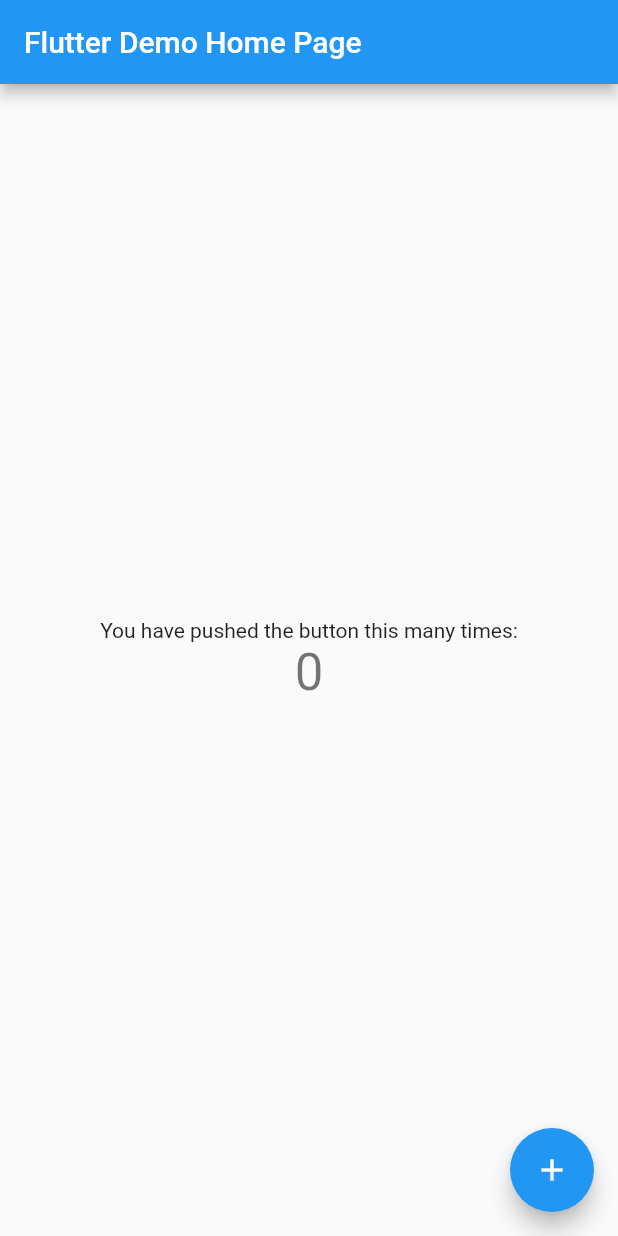
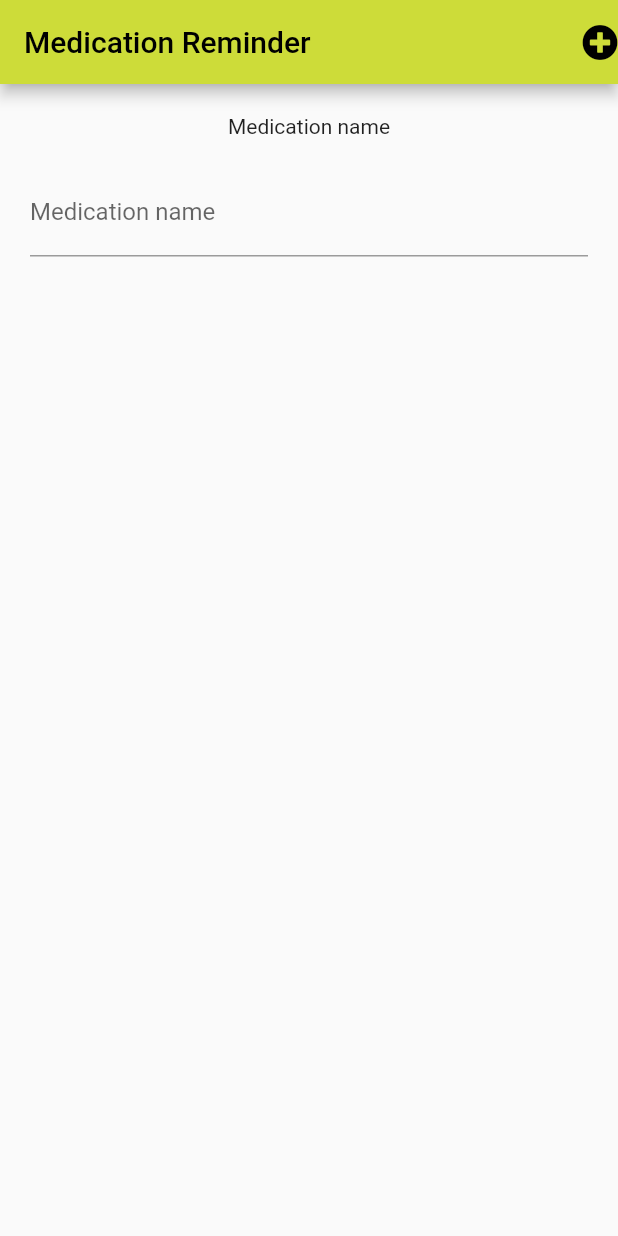
Before and after one commit to richprince23/test_iso, a Flutter app: the screen it shows after launch, on a phone screen of 412 x 824 dp. Run offline on Flutter 3.47's test engine with Material 2 defaults, Android fonts, the phone set to English and light mode, and no system bars; our stand-ins replace font_awesome_flutter.

Commit message:
added Fa and provider

```diff
--- /dev/null
+++ b/lib/home.dart
@@ -0,0 +1,48 @@
+import 'package:flutter/material.dart';
+import 'package:font_awesome_flutter/font_awesome_flutter.dart';
+import 'package:provider/provider.dart';
+
+class MyHomePage extends StatefulWidget {
+  const MyHomePage({super.key});
+
+  @override
+  State<MyHomePage> createState() => _MyHomePageState();
+}
+
+class _MyHomePageState extends State<MyHomePage> {
+  final name = TextEditingController();
+  final time = TextEditingController();
+  final qty = TextEditingController();
+  final freg = TextEditingController();
+  final note = TextEditingController();
+  @override
+  Widget build(BuildContext context) {
+    return Scaffold(
+      appBar: AppBar(
+        title: const Text('Medication Reminder'),
+        actions: [Icon(FontAwesomeIcons.plusCircle)],
+      ),
+      body: Padding(
+        padding: const EdgeInsets.all(20.0),
+        child: Column(
+          mainAxisAlignment: MainAxisAlignment.spaceEvenly,
+          mainAxisSize: MainAxisSize.min,
+          children: <Widget>[
+            Text("Medication name"),
+            SizedBox(
+              height: 20,
+            ),
+            TextField(
+              controller: name,
+              decoration: InputDecoration(
+                focusedBorder: UnderlineInputBorder(
+                    borderSide: BorderSide(color: Colors.pink)),
+                labelText: 'Medication name',
+              ),
+            ),
+          ],
+        ),
+      ),
+    );
+  }
+}
--- a/lib/main.dart
+++ b/lib/main.dart
@@ -1,4 +1,5 @@
 import 'package:flutter/material.dart';
+import 'package:test_iso/home.dart';
 
 void main() {
   runApp(const MyApp());
@@ -11,105 +12,11 @@
   @override
   Widget build(BuildContext context) {
     return MaterialApp(
-      title: 'Flutter Demo',
+      title: 'Medication Reminder',
       theme: ThemeData(
-        // This is the theme of your application.
-        //
-        // Try running your application with "flutter run". You'll see the
-        // application has a blue toolbar. Then, without quitting the app, try
-        // changing the primarySwatch below to Colors.green and then invoke
-        // "hot reload" (press "r" in the console where you ran "flutter run",
-        // or simply save your changes to "hot reload" in a Flutter IDE).
-        // Notice that the counter didn't reset back to zero; the application
-        // is not restarted.
-        primarySwatch: Colors.blue,
+        primarySwatch: Colors.lime,
       ),
-      home: const MyHomePage(title: 'Flutter Demo Home Page'),
+      home: const MyHomePage(),
     );
   }
 }
-
-class MyHomePage extends StatefulWidget {
-  const MyHomePage({super.key, required this.title});
-
-  // This widget is the home page of your application. It is stateful, meaning
-  // that it has a State object (defined below) that contains fields that affect
-  // how it looks.
-
-  // This class is the configuration for the state. It holds the values (in this
-  // case the title) provided by the parent (in this case the App widget) and
-  // used by the build method of the State. Fields in a Widget subclass are
-  // always marked "final".
-
-  final String title;
-
-  @override
-  State<MyHomePage> createState() => _MyHomePageState();
-}
-
-class _MyHomePageState extends State<MyHomePage> {
-  int _counter = 0;
-
-  void _incrementCounter() {
-    setState(() {
-      // This call to setState tells the Flutter framework that something has
-      // changed in this State, which causes it to rerun the build method below
-      // so that the display can reflect the updated values. If we changed
-      // _counter without calling setState(), then the build method would not be
-      // called again, and so nothing would appear to happen.
-      _counter++;
-    });
-  }
-
-  @override
-  Widget build(BuildContext context) {
-    // This method is rerun every time setState is called, for instance as done
-    // by the _incrementCounter method above.
-    //
-    // The Flutter framework has been optimized to make rerunning build methods
-    // fast, so that you can just rebuild anything that needs updating rather
-    // than having to individually change instances of widgets.
-    return Scaffold(
-      appBar: AppBar(
-        // Here we take the value from the MyHomePage object that was created by
-        // the App.build method, and use it to set our appbar title.
-        title: Text(widget.title),
-      ),
-      body: Center(
-        // Center is a layout widget. It takes a single child and positions it
-        // in the middle of the parent.
-        child: Column(
-          // Column is also a layout widget. It takes a list of children and
-          // arranges them vertically. By default, it sizes itself to fit its
-          // children horizontally, and tries to be as tall as its parent.
-          //
-          // Invoke "debug painting" (press "p" in the console, choose the
-          // "Toggle Debug Paint" action from the Flutter Inspector in Android
-          // Studio, or the "Toggle Debug Paint" command in Visual Studio Code)
-          // to see the wireframe for each widget.
-          //
-          // Column has various properties to control how it sizes itself and
-          // how it positions its children. Here we use mainAxisAlignment to
-          // center the children vertically; the main axis here is the vertical
-          // axis because Columns are vertical (the cross axis would be
-          // horizontal).
-          mainAxisAlignment: MainAxisAlignment.center,
-          children: <Widget>[
-            const Text(
-              'You have pushed the button this many times:',
-            ),
-            Text(
-              '$_counter',
-              style: Theme.of(context).textTheme.headline4,
-            ),
-          ],
-        ),
-      ),
-      floatingActionButton: FloatingActionButton(
-        onPressed: _incrementCounter,
-        tooltip: 'Increment',
-        child: const Icon(Icons.add),
-      ), // This trailing comma makes auto-formatting nicer for build methods.
-    );
-  }
-}
--- a/pubspec.yaml
+++ b/pubspec.yaml
@@ -36,6 +36,10 @@
   # The following adds the Cupertino Icons font to your application.
   # Use with the CupertinoIcons class for iOS style icons.
   cupertino_icons: ^1.0.2
+  # just_audio:
+  # on_audio_query:
+  provider: ^6.0.1
+  font_awesome_flutter: ^9.1.0
 
 dev_dependencies:
   flutter_test:
```
Also changed, not shown: pubspec.lock.
